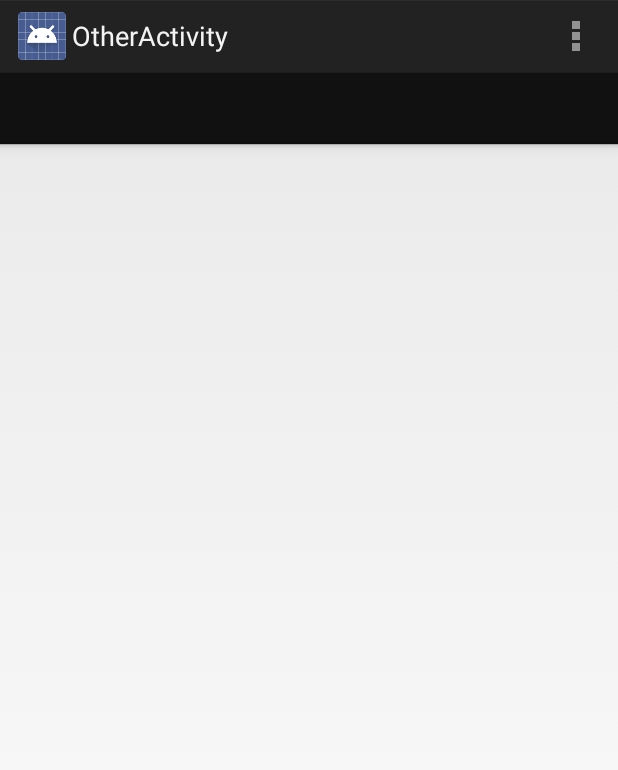
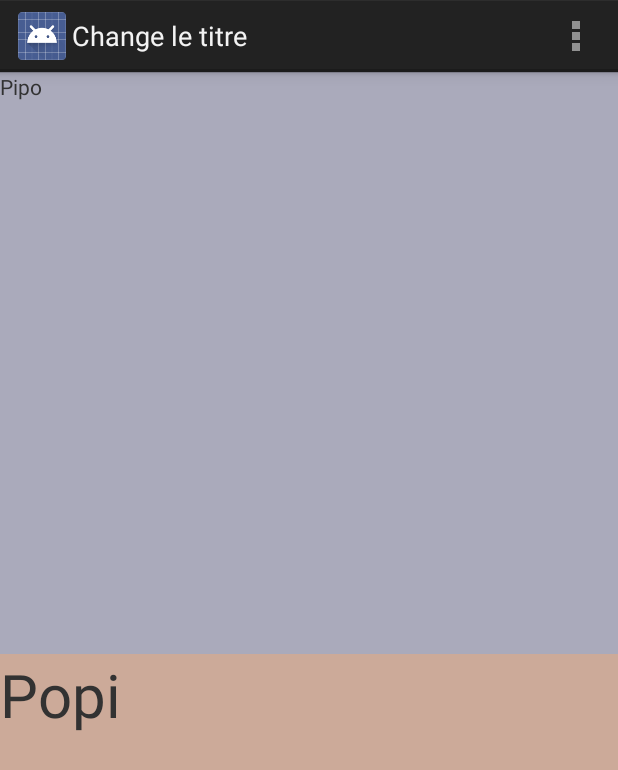
Before and after one commit to jorisdeguet/420406-Applications, an Android app: the OtherActivity screen opened directly, with no data from a screen before it, on a phone screen of 412 x 824 dp. Shown: the top 770 px of the screen. Run offline under Robolectric (Android 15) with nearby library versions, the light colour scheme and no system bars.

Commit message:
Passage à AndroidX, simplification de la 2ème activité

```diff
--- a/code/DemoIntentScanner/app/build.gradle
+++ b/code/DemoIntentScanner/app/build.gradle
@@ -19,6 +19,6 @@ android {
 
 dependencies {
     implementation group: 'com.google.zxing', name: 'android-integration', version: '3.3.0'
-    implementation 'com.android.support:support-v4:27.1.1'
-    implementation 'com.android.support:support-v13:27.1.1'
+    implementation 'androidx.legacy:legacy-support-v4:1.0.0'
+    implementation 'androidx.legacy:legacy-support-v13:1.0.0'
 }
--- a/code/DemoIntentScanner/app/src/main/java/com/example/demointentscanner/OtherActivity.java
+++ b/code/DemoIntentScanner/app/src/main/java/com/example/demointentscanner/OtherActivity.java
@@ -1,31 +1,18 @@
 package com.example.demointentscanner;
 
-import java.util.Locale;
-
+import android.app.ActionBar;
 import android.app.Activity;
-import android.app.ActionBar;
-import android.app.Fragment;
-import android.app.FragmentManager;
-import android.app.FragmentTransaction;
-import android.support.v13.app.FragmentPagerAdapter;
 import android.os.Bundle;
-import android.support.v4.view.ViewPager;
-import android.view.Gravity;
-import android.view.LayoutInflater;
 import android.view.Menu;
 import android.view.MenuItem;
-import android.view.View;
-import android.view.ViewGroup;
-import android.widget.TextView;
+
+
 
 /**
  * Code généré
  */
-public class OtherActivity extends Activity implements ActionBar.TabListener {
+public class OtherActivity extends Activity {
 
-    SectionsPagerAdapter mSectionsPagerAdapter;
-
-    ViewPager mViewPager;
 
     @Override
     protected void onCreate(Bundle savedInstanceState) {
@@ -34,37 +21,8 @@ public class OtherActivity extends Activity implements ActionBar.TabListener {
 
         // Set up the action bar.
         final ActionBar actionBar = getActionBar();
-        actionBar.setNavigationMode(ActionBar.NAVIGATION_MODE_TABS);
+        setTitle("Change le titre");
 
-        // Create the adapter that will return a fragment for each of the three
-        // primary sections of the activity.
-        mSectionsPagerAdapter = new SectionsPagerAdapter(getFragmentManager());
-
-        // Set up the ViewPager with the sections adapter.
-        mViewPager = (ViewPager) findViewById(R.id.pager);
-        mViewPager.setAdapter(mSectionsPagerAdapter);
-
-        // When swiping between different sections, select the corresponding
-        // tab. We can also use ActionBar.Tab#select() to do this if we have
-        // a reference to the Tab.
-        mViewPager.setOnPageChangeListener(new ViewPager.SimpleOnPageChangeListener() {
-            @Override
-            public void onPageSelected(int position) {
-                actionBar.setSelectedNavigationItem(position);
-            }
-        });
-
-        // For each of the sections in the app, add a tab to the action bar.
-        for (int i = 0; i < mSectionsPagerAdapter.getCount(); i++) {
-            // Create a tab with text corresponding to the page title defined by
-            // the adapter. Also specify this Activity object, which implements
-            // the TabListener interface, as the callback (listener) for when
-            // this tab is selected.
-            actionBar.addTab(
-                    actionBar.newTab()
-                            .setText(mSectionsPagerAdapter.getPageTitle(i))
-                            .setTabListener(this));
-        }
     }
 
 
@@ -77,12 +35,7 @@ public class OtherActivity extends Activity implements ActionBar.TabListener {
 
     @Override
     public boolean onOptionsItemSelected(MenuItem item) {
-        // Handle action bar item clicks here. The action bar will
-        // automatically handle clicks on the Home/Up button, so long
-        // as you specify a parent activity in AndroidManifest.xml.
         int id = item.getItemId();
-
-        //noinspection SimplifiableIfStatement
         if (id == R.id.action_settings) {
             return true;
         }
@@ -90,90 +43,8 @@ public class OtherActivity extends Activity implements ActionBar.TabListener {
         return super.onOptionsItemSelected(item);
     }
 
-    @Override
-    public void onTabSelected(ActionBar.Tab tab, FragmentTransaction fragmentTransaction) {
-        // When the given tab is selected, switch to the corresponding page in
-        // the ViewPager.
-        mViewPager.setCurrentItem(tab.getPosition());
-    }
 
-    @Override
-    public void onTabUnselected(ActionBar.Tab tab, FragmentTransaction fragmentTransaction) {
-    }
 
-    @Override
-    public void onTabReselected(ActionBar.Tab tab, FragmentTransaction fragmentTransaction) {
-    }
 
-    /**
-     * A {@link FragmentPagerAdapter} that returns a fragment corresponding to
-     * one of the sections/tabs/pages.
-     */
-    public class SectionsPagerAdapter extends FragmentPagerAdapter {
-
-        public SectionsPagerAdapter(FragmentManager fm) {
-            super(fm);
-        }
-
-        @Override
-        public Fragment getItem(int position) {
-            // getItem is called to instantiate the fragment for the given page.
-            // Return a PlaceholderFragment (defined as a static inner class below).
-            return PlaceholderFragment.newInstance(position + 1);
-        }
-
-        @Override
-        public int getCount() {
-            // Show 3 total pages.
-            return 3;
-        }
-
-        @Override
-        public CharSequence getPageTitle(int position) {
-            Locale l = Locale.getDefault();
-            switch (position) {
-                case 0:
-                    return getString(R.string.title_section1).toUpperCase(l);
-                case 1:
-                    return getString(R.string.title_section2).toUpperCase(l);
-                case 2:
-                    return getString(R.string.title_section3).toUpperCase(l);
-            }
-            return null;
-        }
-    }
-
-    /**
-     * A placeholder fragment containing a simple view.
-     */
-    public static class PlaceholderFragment extends Fragment {
-        /**
-         * The fragment argument representing the section number for this
-         * fragment.
-         */
-        private static final String ARG_SECTION_NUMBER = "section_number";
-
-        /**
-         * Returns a new instance of this fragment for the given section
-         * number.
-         */
-        public static PlaceholderFragment newInstance(int sectionNumber) {
-            PlaceholderFragment fragment = new PlaceholderFragment();
-            Bundle args = new Bundle();
-            args.putInt(ARG_SECTION_NUMBER, sectionNumber);
-            fragment.setArguments(args);
-            return fragment;
-        }
-
-        public PlaceholderFragment() {
-        }
-
-        @Override
-        public View onCreateView(LayoutInflater inflater, ViewGroup container,
-                                 Bundle savedInstanceState) {
-            View rootView = inflater.inflate(R.layout.fragment_other, container, false);
-            return rootView;
-        }
-    }
 
 }
--- a/code/DemoIntentScanner/app/src/main/res/layout/activity_other.xml
+++ b/code/DemoIntentScanner/app/src/main/res/layout/activity_other.xml
@@ -1,4 +1,26 @@
-<android.support.v4.view.ViewPager xmlns:android="http://schemas.android.com/apk/res/android"
-    xmlns:tools="http://schemas.android.com/tools" android:id="@+id/pager"
-    android:layout_width="match_parent" android:layout_height="match_parent"
-    tools:context="com.example.demointentscanner.OtherActivity" />
+<LinearLayout
+    xmlns:android="http://schemas.android.com/apk/res/android"
+    android:layout_width="match_parent"
+    android:layout_height="match_parent"
+    android:background="#abc"
+    android:orientation="vertical">
+
+    <TextView
+        android:layout_width="match_parent"
+        android:layout_height="0dp"
+        android:background="#aab"
+        android:text="Pipo"
+        android:layout_weight="1"/>
+
+
+    <TextView
+        android:layout_width="match_parent"
+        android:layout_height="0dp"
+        android:background="#ca9"
+        android:textSize="40sp"
+        android:text="Popi"
+        android:layout_weight="1"/>
+
+
+
+</LinearLayout>
--- a/code/DemoIntentScanner/build.gradle
+++ b/code/DemoIntentScanner/build.gradle
@@ -5,7 +5,7 @@ buildscript {
         google()
     }
     dependencies {
-        classpath 'com.android.tools.build:gradle:3.3.2'
+        classpath 'com.android.tools.build:gradle:3.5.3'
     }
 }
 
@@ -15,5 +15,6 @@ allprojects {
         maven {
             url "https://maven.google.com"
         }
+        google()
     }
 }
--- /dev/null
+++ b/code/DemoIntentScanner/gradle.properties
@@ -0,0 +1,2 @@
+android.enableJetifier=true
+android.useAndroidX=true
```
Also changed, not shown: code/DemoIntentScanner/gradle/wrapper/gradle-wrapper.properties.
